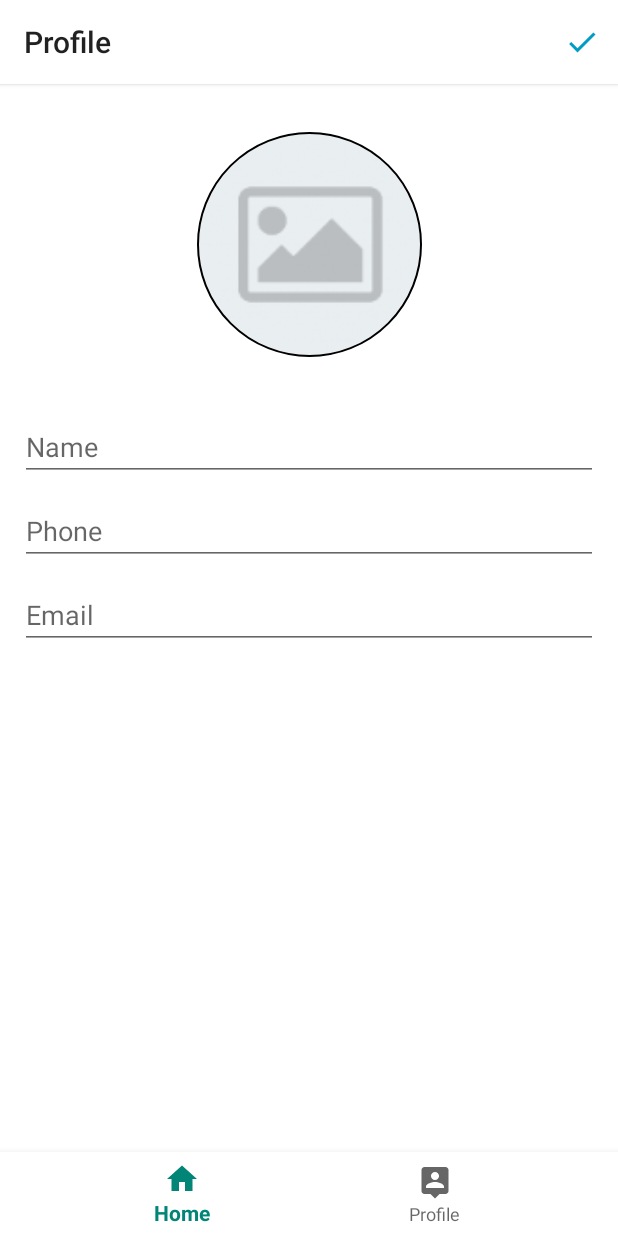
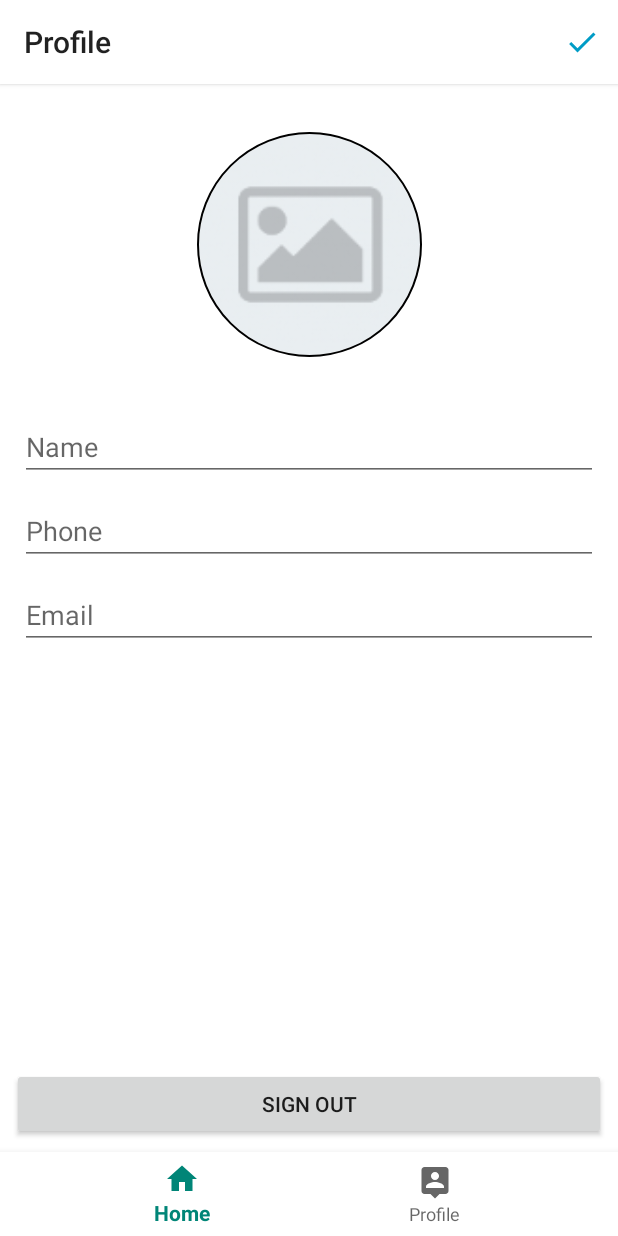
Before and after one commit to creagine/xpreshoesshipper, an Android app: the fragment ProfileFragment placed in its activity, on a phone screen of 412 x 824 dp. Run offline under Robolectric (Android 15) with nearby library versions, the phone set to English and light mode, and no system bars; our stand-ins replace CircleImageView, Firebase (no records; nobody signed in at launch, a user with empty details on screens opened directly).

```diff
--- a/app/src/main/java/com/creaginetech/xpresshoesshipper/ProfileFragment.java
+++ b/app/src/main/java/com/creaginetech/xpresshoesshipper/ProfileFragment.java
@@ -1,6 +1,7 @@
 package com.creaginetech.xpresshoesshipper;
 
 
+import android.content.Intent;
 import android.os.Bundle;
 import android.support.design.widget.CollapsingToolbarLayout;
 import android.support.design.widget.FloatingActionButton;
@@ -13,15 +14,25 @@ import android.view.MenuInflater;
 import android.view.MenuItem;
 import android.view.View;
 import android.view.ViewGroup;
+import android.widget.Button;
 import android.widget.Toast;
+
+import com.google.firebase.auth.FirebaseAuth;
+import com.google.firebase.auth.FirebaseUser;
 
 
 /**
  * A simple {@link Fragment} subclass.
  */
-public class ProfileFragment extends Fragment {
+public class ProfileFragment extends Fragment implements View.OnClickListener {
 
     Toolbar toolbar;
+    Button btnLogout;
+
+    FirebaseAuth mAuth;
+    FirebaseUser firebaseUser;
+
+
     CollapsingToolbarLayout collapsingToolbarLayout;
     FloatingActionButton floatingActionButton;
 
@@ -38,12 +49,18 @@ public class ProfileFragment extends Fragment {
         View view = inflater.inflate(R.layout.fragment_profile, container, false);
 
         toolbar = view.findViewById(R.id.toolbar);
+        btnLogout = view.findViewById(R.id.btnLogout);
         ((AppCompatActivity)getActivity()).setSupportActionBar(toolbar);
+        setHasOptionsMenu(true);
 
-        setHasOptionsMenu(true);
+        mAuth = FirebaseAuth.getInstance();
+        firebaseUser = mAuth.getCurrentUser();
+
+        btnLogout.setOnClickListener(this);
 
         return view;
     }
+
 
     @Override
     public void onCreateOptionsMenu(Menu menu, MenuInflater inflater) {
@@ -69,4 +86,19 @@ public class ProfileFragment extends Fragment {
         Toast.makeText(getActivity(), "Profile Updated !", Toast.LENGTH_SHORT).show();
 
     }
+
+    @Override
+    public void onClick(View view) {
+        int i = view.getId();
+        if (i== R.id.btnLogout){
+            signOut();
+        }
+    }
+
+    private void signOut() {
+        FirebaseAuth.getInstance().signOut();
+        Intent intent = new Intent(getActivity(),LoginActivity.class);
+        startActivity(intent);
+        getActivity().finish();
+    }
 }
--- a/app/src/main/res/layout/fragment_profile.xml
+++ b/app/src/main/res/layout/fragment_profile.xml
@@ -82,5 +82,17 @@
             app:layout_constraintStart_toStartOf="parent"
             app:layout_constraintTop_toBottomOf="@+id/toolbar" />
 
+        <Button
+            android:id="@+id/btnLogout"
+            android:layout_width="0dp"
+            android:layout_height="wrap_content"
+            android:layout_marginStart="8dp"
+            android:layout_marginEnd="8dp"
+            android:layout_marginBottom="8dp"
+            android:text="Sign Out"
+            app:layout_constraintBottom_toBottomOf="parent"
+            app:layout_constraintEnd_toEndOf="parent"
+            app:layout_constraintStart_toStartOf="parent" />
+
     </android.support.constraint.ConstraintLayout>
 </FrameLayout>
```
Also changed, not shown: app/src/main/AndroidManifest.xml (+5 -3 lines), app/src/main/java/com/creaginetech/xpresshoesshipper/LoginActivity.java (+20 -11 lines).
